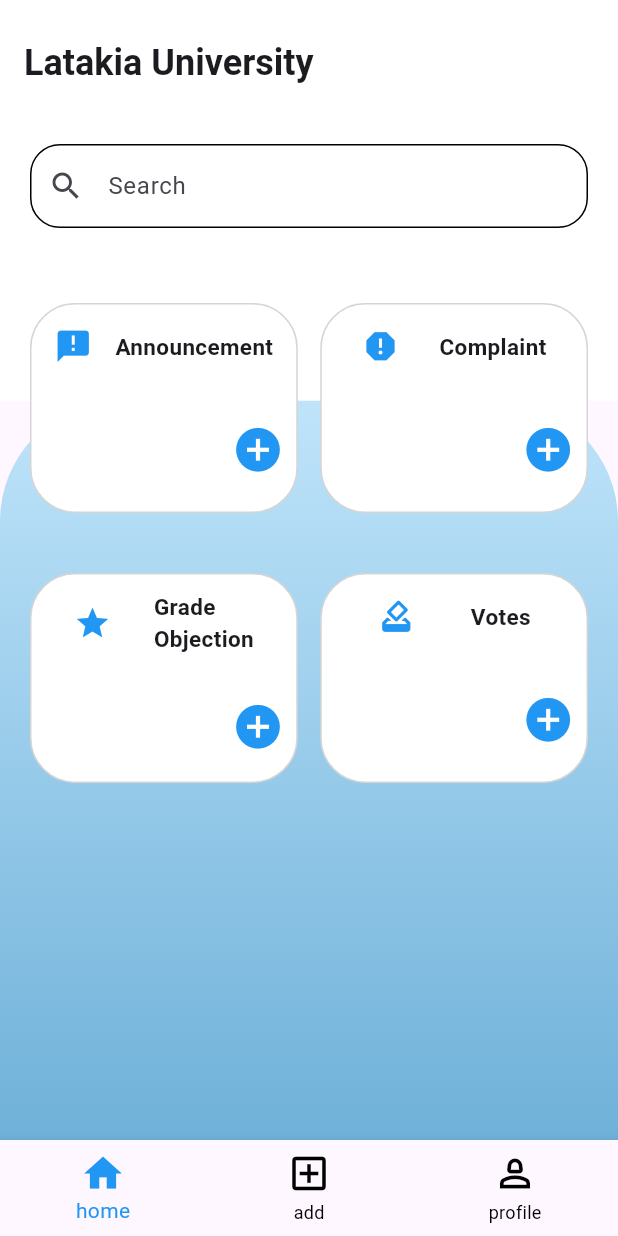
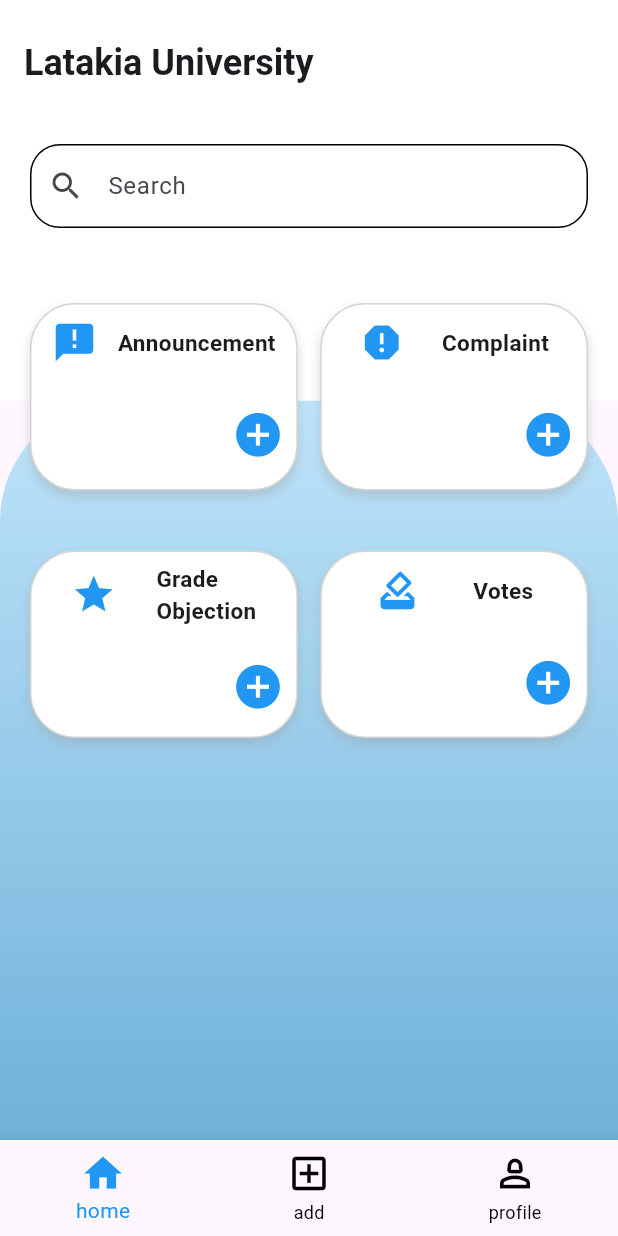
Before and after one commit to etab233/university-services-app, a Flutter app: the Home screen opened directly, on a phone screen of 412 x 824 dp. Run offline on Flutter 3.47's test engine with Material 3 defaults, Android fonts, the phone set to English and light mode, and no system bars; statements that could not run were skipped.

Commit message:
Update homePage.dart

```diff
--- a/lib/home Screen/homePage.dart
+++ b/lib/home Screen/homePage.dart
@@ -75,7 +75,7 @@
                     crossAxisCount: 2,
                     crossAxisSpacing: 15,
                     mainAxisSpacing: 40,
-                    mainAxisExtent: 140,
+                    mainAxisExtent: 125,
                   ),
                   itemCount: list.length,
                   itemBuilder: (context, index) {
@@ -84,7 +84,13 @@
                         color: Colors.white,
                         borderRadius: BorderRadius.circular(30),
                         border: Border.all(color: Color(0xffd5d5d5)),
-                        //shape: BoxShape.rectangle,
+                        boxShadow: [
+                          BoxShadow(
+                            color: Colors.grey.withOpacity(0.4),
+                            blurRadius: 6,
+                            offset: Offset(0, 4),
+                          ),
+                        ],
                       ),
                       child: Column(
                         mainAxisAlignment: MainAxisAlignment.spaceAround,
@@ -94,7 +100,7 @@
                             children: [
                               Icon(
                                 icon[index],
-                                size: 25,
+                                size: 30,
                                 color: Colors.blue,
                               ),
                               Text(
```
